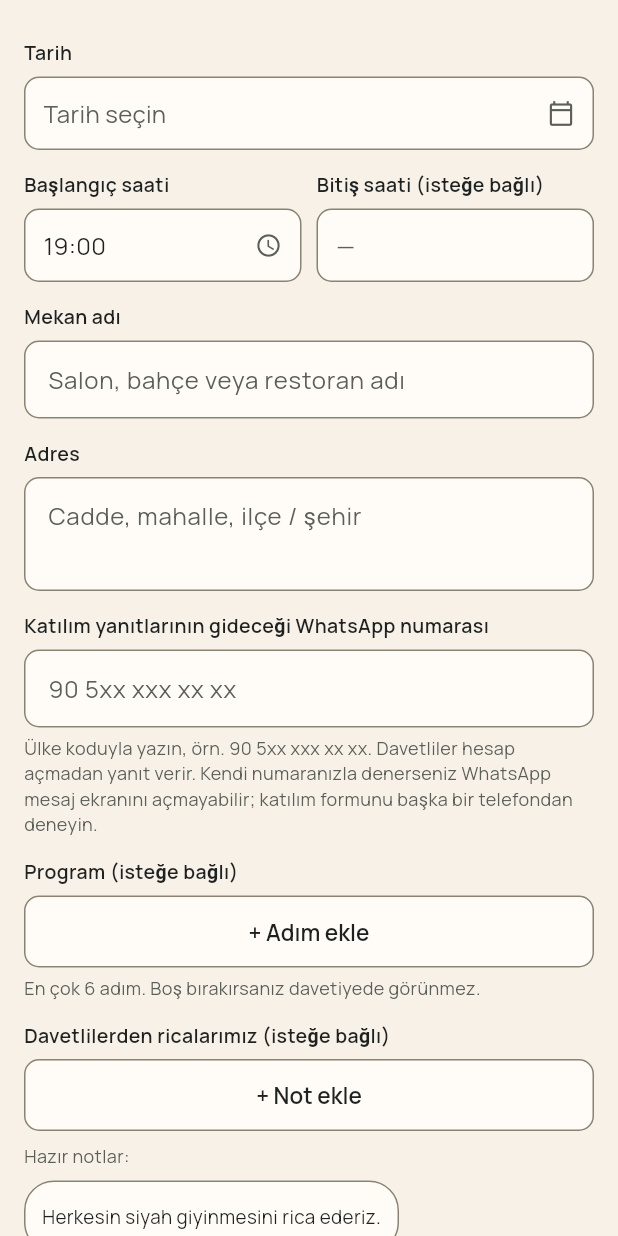
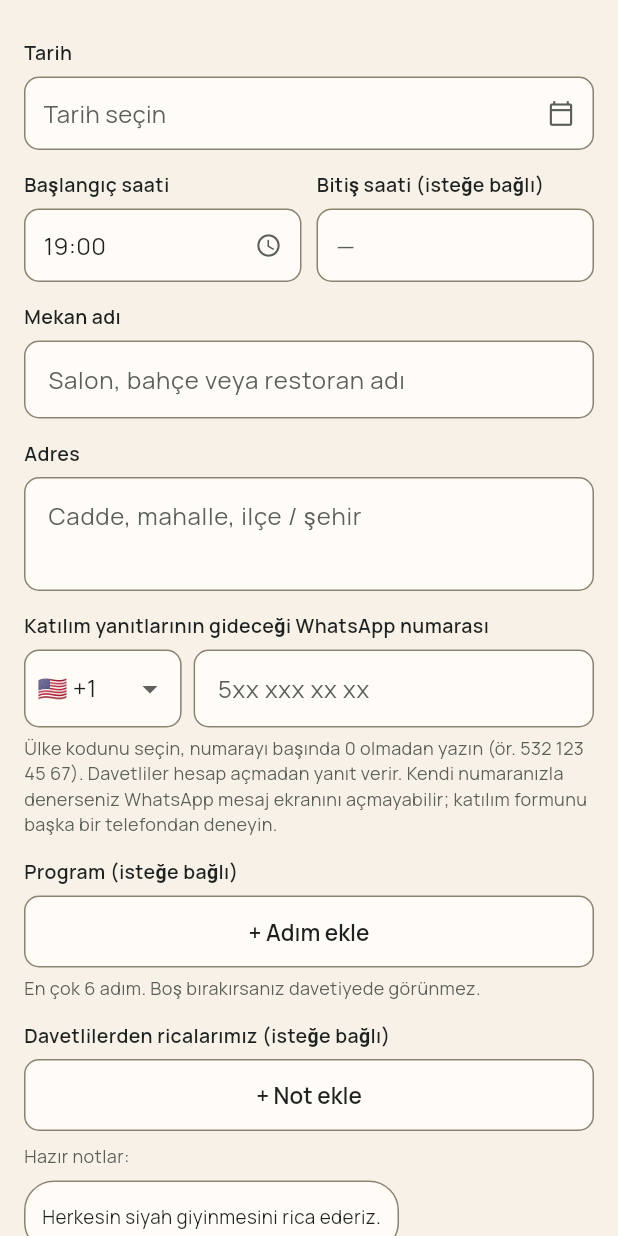
Before and after one commit to ttuncaydemirr-beep/zarfla, a Flutter app: the DetailsForm widget shown alone on an empty page, opened directly with empty values, scrolled down 576 dp, on a phone screen of 412 x 824 dp. Run offline on Flutter 3.47's test engine with Material 3 defaults, Android fonts, the phone set to English and light mode, and no system bars; our stand-ins replace cloud_firestore, cloud_functions, firebase_auth, firebase_core, firebase_storage, flutter_svg and 5 more; missing offline and left inert: in_app_purchase_android; accounts and stored records are empty; network calls fail.

Commit message:
Editor: WhatsApp numarasi icin ulke kodu secici (+ normalize/ayristirma, 4 dil, testler)
Co-Authored-By: Claude Opus 5.5 <noreply@anthropic.com>
Claude-Session: https://claude.ai/code/session_01WGctgFFkykpXCaJoZqRZVp

```diff
--- a/assets/l10n/app_tr.arb
+++ b/assets/l10n/app_tr.arb
@@ -23,7 +23,7 @@
   "name1": "Birinci isim",
   "name2": "İkinci isim",
   "nameOne": "Kimin için?",
-  "phWa": "90 5xx xxx xx xx",
+  "phWa": "5xx xxx xx xx",
   "ph1": "İsim",
   "ph2": "İsim",
   "phOne": "İsim Soyisim",
@@ -39,7 +39,9 @@
   "address": "Adres",
   "phAddress": "Cadde, mahalle, ilçe / şehir",
   "wa": "Katılım yanıtlarının gideceği WhatsApp numarası",
-  "waHint": "Ülke koduyla yazın, örn. 90 5xx xxx xx xx. Davetliler hesap açmadan yanıt verir. Kendi numaranızla denerseniz WhatsApp mesaj ekranını açmayabilir; katılım formunu başka bir telefondan deneyin.",
+  "waHint": "Ülke kodunu seçin, numarayı başında 0 olmadan yazın (ör. 532 123 45 67). Davetliler hesap açmadan yanıt verir. Kendi numaranızla denerseniz WhatsApp mesaj ekranını açmayabilir; katılım formunu başka bir telefondan deneyin.",
+  "waCode": "Ülke kodu",
+  "waCodeOther": "Diğer (numarayı ülke koduyla yazın)",
   "opening": "Açılış animasyonu",
   "door": "Kapı",
   "env": "Zarf",
@@ -50,7 +52,7 @@
   "reqName": "Lütfen ismi yazın.",
   "reqDate": "Lütfen tarih ve saati seçin.",
   "reqVenue": "Lütfen mekan adını yazın.",
-  "reqWa": "Geçerli bir WhatsApp numarası yazın (ülke koduyla).",
+  "reqWa": "Geçerli bir WhatsApp numarası yazın: ülke kodunu seçin, numarayı başında 0 olmadan girin (6–14 rakam).",
   "fixFirst": "Yayınlamadan önce eksikleri tamamlayın.",
   "pubTitle": "Davetiyenizi yayınlayın",
   "pubP": "Tüm tasarımları ücretsiz deneyin. Hak, davetiyeyi yayınladığınızda kullanılır.",
--- /dev/null
+++ b/lib/data/countries.dart
@@ -0,0 +1,61 @@
+/// WhatsApp numarası için ülke kodu listesi (bayrak + çevirme kodu + ülkenin kendi dilindeki adı).
+/// Her çevirme kodu bir kez geçer (+1 ABD/Kanada, +7 Rusya/Kazakistan tek satır).
+class Country {
+  const Country(this.iso, this.dial, this.name);
+
+  /// Bayrak için ISO 3166 kodu (iki harf).
+  final String iso;
+
+  /// Artı işaretsiz çevirme kodu, ör. "90".
+  final String dial;
+
+  /// Ülkenin yerel adı (arayüz diline göre değişmez).
+  final String name;
+
+  /// Bayrak emojisi (iki bölgesel gösterge sembolü).
+  String get flag => String.fromCharCodes(iso.toUpperCase().codeUnits.map((c) => 0x1F1E6 + c - 0x41));
+}
+
+const List<Country> kCountries = [
+  Country('TR', '90', 'Türkiye'),
+  Country('DE', '49', 'Deutschland'),
+  Country('AT', '43', 'Österreich'),
+  Country('CH', '41', 'Schweiz'),
+  Country('NL', '31', 'Nederland'),
+  Country('BE', '32', 'België'),
+  Country('FR', '33', 'France'),
+  Country('GB', '44', 'United Kingdom'),
+  Country('US', '1', 'USA / Canada'),
+  Country('SA', '966', 'السعودية'),
+  Country('AE', '971', 'الإمارات'),
+  Country('QA', '974', 'قطر'),
+  Country('KW', '965', 'الكويت'),
+  Country('BH', '973', 'البحرين'),
+  Country('OM', '968', 'عُمان'),
+  Country('JO', '962', 'الأردن'),
+  Country('EG', '20', 'مصر'),
+  Country('AZ', '994', 'Azərbaycan'),
+  Country('RU', '7', 'Россия / Казахстан'),
+  Country('GR', '30', 'Ελλάδα'),
+  Country('BG', '359', 'България'),
+  Country('SE', '46', 'Sverige'),
+  Country('DK', '45', 'Danmark'),
+  Country('NO', '47', 'Norge'),
+  Country('IT', '39', 'Italia'),
+  Country('ES', '34', 'España'),
+  Country('AU', '61', 'Australia'),
+];
+
+/// ISO ülke kodu → çevirme kodu (liste dışındaki ülkeler için null). KZ → +7, CA → +1.
+const Map<String, String> kIsoToDial = {
+  'KZ': '7',
+  'CA': '1',
+};
+
+/// Dil → varsayılan çevirme kodu (cihaz bölgesi bilinmiyorsa).
+const Map<String, String> kLangDefaultDial = {
+  'tr': '90',
+  'de': '49',
+  'ar': '966',
+  'en': '44',
+};
--- /dev/null
+++ b/lib/logic/phone.dart
@@ -0,0 +1,91 @@
+import '../data/countries.dart';
+
+/// Ülke kodu + yerel numara (ikisi de yalnız rakam; [dial] boş olabilir: "diğer", numara uluslararası yazılmış).
+class PhoneParts {
+  const PhoneParts(this.dial, this.local);
+
+  final String dial;
+  final String local;
+
+  @override
+  String toString() => 'PhoneParts($dial, $local)';
+}
+
+String _digits(String s) => s.replaceAll(RegExp(r'\D'), '');
+
+String _stripLeadingZeros(String s) => s.replaceFirst(RegExp(r'^0+'), '');
+
+/// Rakam dizisinin başındaki en uzun ülke kodu (yoksa null). Boş kalan yerel kısım da kabul edilir.
+String? matchDial(String digits) {
+  String? best;
+  for (final c in kCountries) {
+    if (digits.startsWith(c.dial) && (best == null || c.dial.length > best.length)) best = c.dial;
+  }
+  return best;
+}
+
+/// Varsayılan ülke kodu: önce cihazın ülkesi (ISO), sonra dil, en sonda +90.
+String defaultDial({String? deviceCountry, String lang = 'tr'}) {
+  final cc = (deviceCountry ?? '').toUpperCase();
+  if (cc.isNotEmpty) {
+    final mapped = kIsoToDial[cc];
+    if (mapped != null) return mapped;
+    for (final c in kCountries) {
+      if (c.iso == cc) return c.dial;
+    }
+  }
+  return kLangDefaultDial[lang] ?? '90';
+}
+
+/// Kayıtlı değeri (örn. "905321234567", "+49 151 2345678") seçici + yerel numaraya ayırır.
+/// Ülke kodu bulunamazsa: 0 ile başlıyorsa yerel numara sayılır ([fallbackDial] ile); aksi halde dial boş ("diğer") kalır
+/// ve numara olduğu gibi korunur.
+PhoneParts parsePhone(String stored, {required String fallbackDial}) {
+  var d = _digits(stored);
+  if (d.isEmpty) return PhoneParts(fallbackDial, '');
+  if (d.startsWith('00')) {
+    d = _stripLeadingZeros(d);
+  } else if (d.startsWith('0')) {
+    return PhoneParts(fallbackDial, _stripLeadingZeros(d));
+  }
+  final m = matchDial(d);
+  if (m == null) return PhoneParts('', d);
+  return PhoneParts(m, _stripLeadingZeros(d.substring(m.length)));
+}
+
+/// Kullanıcının numara alanına yazdığı/yapıştırdığı metin.
+/// Başta "+" veya "00" varsa uluslararası numara sayılır: ülke otomatik seçilir. Başta tek "0" (Türkiye/Almanya vb. ön eki) atılır.
+/// Dönen [changed] true ise alan metninin [PhoneParts.local] ile değiştirilmesi gerekir; false ise kullanıcının yazdığı olduğu gibi kalır.
+({PhoneParts parts, bool changed}) normalizeLocalInput(String raw, String currentDial) {
+  final t = raw.trim();
+  var d = _digits(t);
+  final intl = t.startsWith('+') || d.startsWith('00');
+  if (intl) {
+    d = _stripLeadingZeros(d);
+    final m = matchDial(d);
+    if (m != null) {
+      return (parts: PhoneParts(m, _stripLeadingZeros(d.substring(m.length))), changed: true);
+    }
+    // Kod henüz yazılıyor olabilir ("+3", "+35"): metne dokunma.
+    if (d.length < 3) return (parts: PhoneParts(currentDial, d), changed: false);
+    // Listede olmayan ülke: "diğer" modu, numara uluslararası haliyle kalır.
+    return (parts: PhoneParts('', d), changed: true);
+  }
+  if (d.startsWith('0')) {
+    return (parts: PhoneParts(currentDial, _stripLeadingZeros(d)), changed: true);
+  }
+  return (parts: PhoneParts(currentDial, d), changed: false);
+}
+
+/// Saklanan değer: ülke kodu + yerel rakamlar, artı ve boşluk yok (örn. "905321234567").
+/// invite.html bunu `replace(/\D/g, "")` ile okur. Yerel kısım boşsa boş döner (zorunlu alan doğrulaması yakalar).
+String composeWa(String dial, String local) {
+  final l = _stripLeadingZeros(_digits(local));
+  return l.isEmpty ? '' : dial + l;
+}
+
+/// Yerel numara uzunluk kontrolü: 6–14 rakam.
+bool isValidLocalNumber(String local) {
+  final n = _digits(local).length;
+  return n >= 6 && n <= 14;
+}
--- a/lib/screens/editor_screen.dart
+++ b/lib/screens/editor_screen.dart
@@ -7,9 +7,11 @@ import 'package:provider/provider.dart';
 
 import '../cloud/invite_contract.dart';
 import '../data/catalog.dart';
+import '../data/countries.dart';
 import '../l10n/strings.dart';
 import '../logic/date_utils.dart';
 import '../logic/lock_rules.dart';
+import '../logic/phone.dart';
 import '../logic/text_utils.dart';
 import '../logic/validation.dart';
 import '../models/invitation.dart';
@@ -216,6 +218,7 @@ class DetailsForm extends StatefulWidget {
 
 class _DetailsFormState extends State<DetailsForm> {
   late final TextEditingController _n1, _n2, _host, _msg, _venue, _address, _wa;
+  late String _dial; // WhatsApp ülke kodu (artısız); boş = "diğer"
   late final FocusNode _n1Focus, _n2Focus;
   final Map<ProgramStep, TextEditingController> _stepCtl = {};
   final List<TextEditingController> _noteCtl = [];
@@ -241,7 +244,15 @@ class _DetailsFormState extends State<DetailsForm> {
     _msg = TextEditingController(text: inv.msg);
     _venue = TextEditingController(text: inv.venue);
     _address = TextEditingController(text: inv.address);
-    _wa = TextEditingController(text: inv.wa);
+    final deviceCountry = WidgetsBinding.instance.platformDispatcher.locale.countryCode;
+    final parts = parsePhone(inv.wa, fallbackDial: defaultDial(deviceCountry: deviceCountry, lang: inv.lang));
+    _dial = parts.dial;
+    _wa = TextEditingController(text: parts.local);
+    // Eski kayıtta başında 0 / artı / boşluk varsa bozuk wa.me bağlantısı olmasın: tek biçime çevir.
+    if (inv.wa.isNotEmpty) {
+      final composed = composeWa(_dial, parts.local);
+      if (composed.isNotEmpty && composed != inv.wa) inv.wa = composed;
+    }
     for (final n in inv.notes) {
       _noteCtl.add(TextEditingController(text: n));
     }
@@ -262,6 +273,16 @@ class _DetailsFormState extends State<DetailsForm> {
     _n1Focus.dispose();
     _n2Focus.dispose();
     super.dispose();
+  }
+
+  /// Numara alanı: başta +/00 ile yapıştırılan uluslararası numarada ülkeyi seç, başta 0'ı at; saklanan değer yalnız rakamdır.
+  void _onWaChanged(String v) {
+    final r = normalizeLocalInput(v, _dial);
+    if (r.changed) {
+      setState(() => _dial = r.parts.dial);
+      _wa.value = TextEditingValue(text: r.parts.local, selection: TextSelection.collapsed(offset: r.parts.local.length));
+    }
+    _set(() => inv.wa = composeWa(_dial, _wa.text));
   }
 
   void _onNameFocus(bool first) {
@@ -732,13 +753,60 @@ class _DetailsFormState extends State<DetailsForm> {
           error: err('wa'),
           child: Directionality(
             textDirection: TextDirection.ltr,
+            child: IntrinsicHeight(
+              child: Row(
+                crossAxisAlignment: CrossAxisAlignment.stretch,
+                children: [
+                  Semantics(
+                    label: context.t('waCode'),
+                    child: Container(
+                      padding: const EdgeInsets.symmetric(horizontal: 8),
+                      decoration: BoxDecoration(
+                        color: AppColors.surface,
+                        border: Border.all(color: AppColors.field),
+                        borderRadius: BorderRadius.circular(AppRadii.sm),
+                      ),
+                      child: DropdownButtonHideUnderline(
+                        child: DropdownButton<String>(
+                          value: _dial,
+                          menuMaxHeight: 360,
+                          items: [
+                            for (final c in kCountries)
+                              DropdownMenuItem<String>(
+                                value: c.dial,
+                                child: Text('${c.flag} +${c.dial}  ${c.name}', style: bodyStyle(15)),
+                              ),
+                            DropdownMenuItem<String>(
+                              value: '',
+                              child: Text('\u{1F310} +  ${context.t('waCodeOther')}', style: bodyStyle(15)),
+                            ),
+                          ],
+                          selectedItemBuilder: (_) => [
+                            for (final c in kCountries) Center(child: Text('${c.flag} +${c.dial}', style: bodyStyle(16))),
+                            Center(child: Text('\u{1F310} +', style: bodyStyle(16))),
+                          ],
+                          onChanged: (v) {
+                            if (v == null) return;
+                            setState(() => _dial = v);
+                            _set(() => inv.wa = composeWa(_dial, _wa.text));
+                          },
+                        ),
+                      ),
+                    ),
+                  ),
+                  const SizedBox(width: 8),
+                  Expanded(
                     child: TextField(
                       controller: _wa,
                       keyboardType: TextInputType.phone,
                       inputFormatters: [FilteringTextInputFormatter.allow(RegExp(r'[0-9 +()-]')), LengthLimitingTextInputFormatter(24)],
                       decoration: fieldDecoration(hint: context.t('phWa')),
                       style: bodyStyle(16),
-              onChanged: (v) => _set(() => inv.wa = v),
+                      onChanged: _onWaChanged,
+                    ),
+                  ),
+                ],
+              ),
             ),
           ),
         ),
```
Also changed, not shown: assets/l10n/app_ar.arb (+5 -3 lines), assets/l10n/app_de.arb (+5 -3 lines), assets/l10n/app_en.arb (+5 -3 lines), 2 other files. Lines whose indentation alone changed are shown as unchanged.
